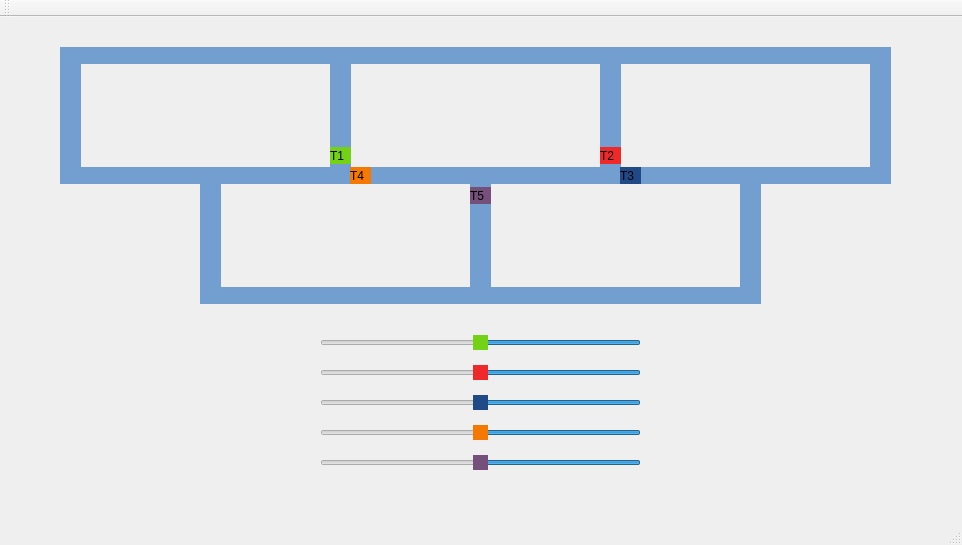
antonio-higino/trabalho_trens, file codigo/mainwindow.ui: the form before one commit.
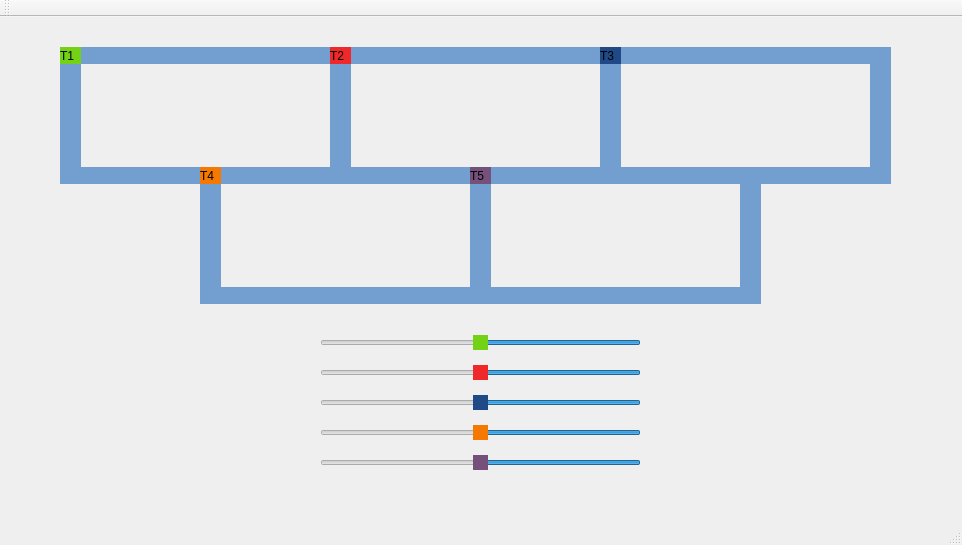
The form after the commit.

Commit message: Posições iniciais dos trens corrigidas

```diff
--- a/codigo/mainwindow.ui
+++ b/codigo/mainwindow.ui
@@ -17,8 +17,8 @@
    <widget class="QLabel" name="label_trem1">
     <property name="geometry">
      <rect>
-      <x>330</x>
-      <y>130</y>
+      <x>60</x>
+      <y>30</y>
       <width>21</width>
       <height>17</height>
      </rect>
@@ -145,8 +145,8 @@
    <widget class="QLabel" name="label_trem2">
     <property name="geometry">
      <rect>
-      <x>600</x>
-      <y>130</y>
+      <x>330</x>
+      <y>30</y>
       <width>21</width>
       <height>17</height>
      </rect>
@@ -161,8 +161,8 @@
    <widget class="QLabel" name="label_trem3">
     <property name="geometry">
      <rect>
-      <x>620</x>
-      <y>150</y>
+      <x>600</x>
+      <y>30</y>
       <width>21</width>
       <height>17</height>
      </rect>
@@ -305,7 +305,7 @@
    <widget class="QLabel" name="label_trem4">
     <property name="geometry">
      <rect>
-      <x>350</x>
+      <x>200</x>
       <y>150</y>
       <width>21</width>
       <height>17</height>
@@ -322,7 +322,7 @@
     <property name="geometry">
      <rect>
       <x>470</x>
-      <y>170</y>
+      <y>150</y>
       <width>21</width>
       <height>17</height>
      </rect>
```
The commit also changes 1 other file.
